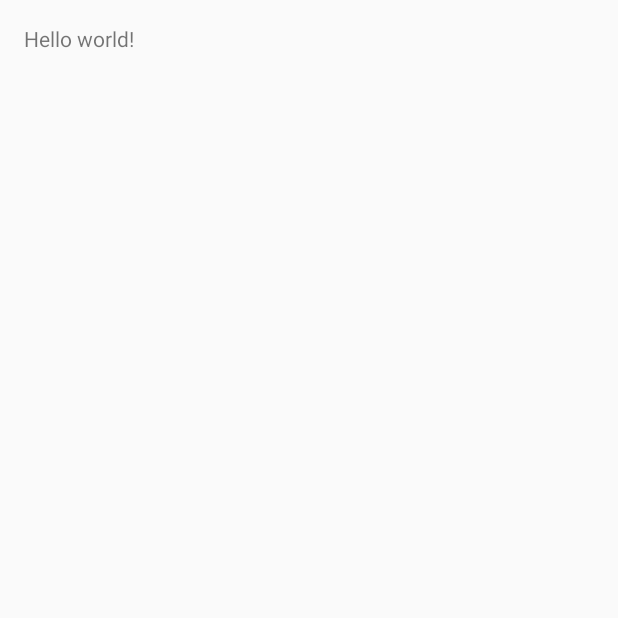
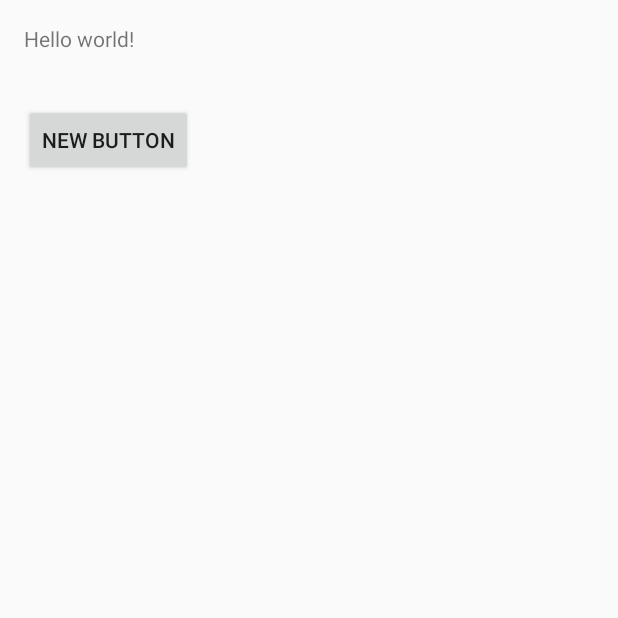
Before and after one commit to HanAsteroid/branch, an Android app: the screen it shows after launch (MainActivity), on a phone screen of 412 x 824 dp, the top half of it. Before the commit the part shown is almost empty. Run offline under Robolectric (Android 15) with nearby library versions, the phone set to English and light mode, and no system bars.

Commit message:
增加button

```diff
--- a/app/src/main/res/layout/activity_main.xml
+++ b/app/src/main/res/layout/activity_main.xml
@@ -11,6 +11,17 @@
     <TextView
         android:layout_width="wrap_content"
         android:layout_height="wrap_content"
-        android:text="@string/hello_world" />
+        android:text="@string/hello_world"
+        android:id="@+id/textView" />
+
+    <Button
+        android:layout_width="wrap_content"
+        android:layout_height="wrap_content"
+        android:text="New Button"
+        android:id="@+id/button"
+        android:layout_below="@+id/textView"
+        android:layout_alignParentLeft="true"
+        android:layout_alignParentStart="true"
+        android:layout_marginTop="34dp" />
 
 </RelativeLayout>
```
